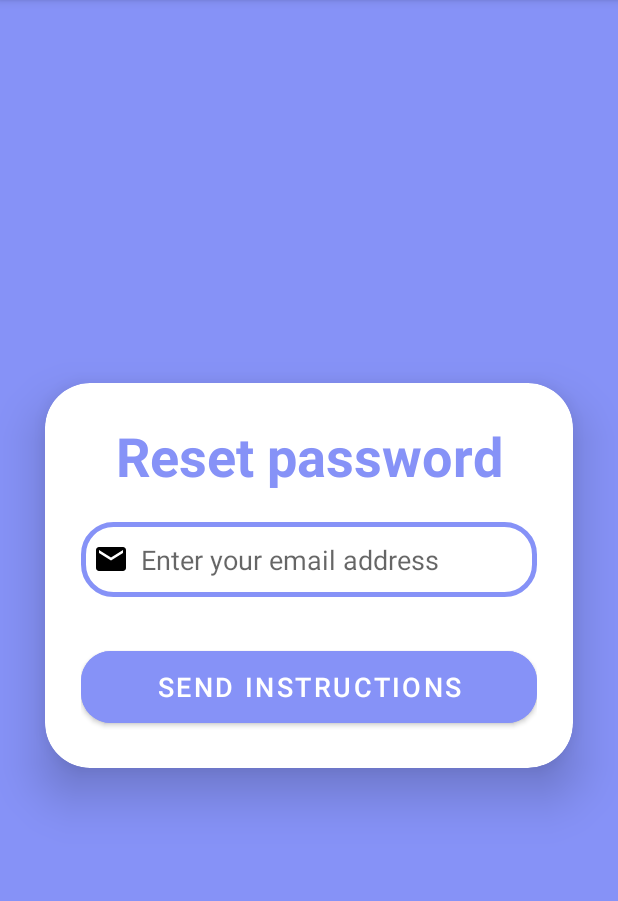
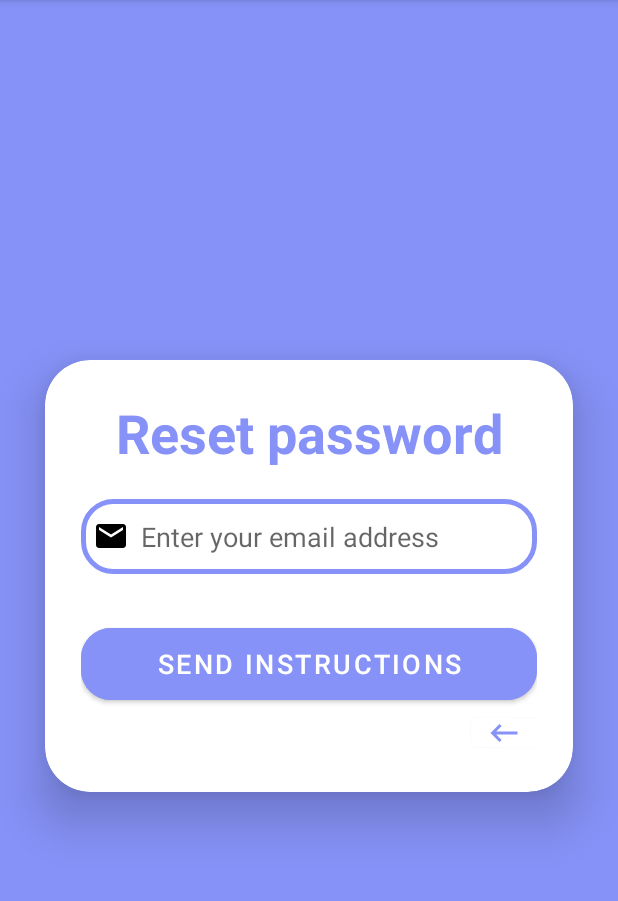
Before and after one commit to kimchi2004/java_android, an Android app: the CheckEmailActivity screen opened directly, with no data from a screen before it, on a phone screen of 412 x 824 dp, the part 84-985 px from its top. Run offline under Robolectric (Android 15) with nearby library versions, the phone set to English and light mode, and no system bars.

Commit message:
backBtn-Check Email layout

```diff
--- a/app/src/main/java/com/example/javademo/authentication/resetpassword/CheckEmailActivity.java
+++ b/app/src/main/java/com/example/javademo/authentication/resetpassword/CheckEmailActivity.java
@@ -7,14 +7,17 @@ import android.view.View;
 import android.widget.Button;
 import android.widget.EditText;
 import android.widget.Toast;
+
 import androidx.appcompat.app.AppCompatActivity;
 
 import com.example.javademo.R;
+import com.example.javademo.authentication.login.LoginActivity;
 
 public class CheckEmailActivity extends AppCompatActivity {
 
     EditText email;
     Button sendinstructionsButton;
+    Button backBtn;
 
     @Override
     protected void onCreate(Bundle savedInstanceState) {
@@ -22,6 +25,7 @@ public class CheckEmailActivity extends AppCompatActivity {
         setContentView(R.layout.checkemail_to_resetpass);
 
         email = findViewById(R.id.email);
+        backBtn = findViewById(R.id.backButton);
         sendinstructionsButton = findViewById(R.id.sendinstructionsButton);
         sendinstructionsButton.setOnClickListener(new View.OnClickListener() {
             @Override
@@ -35,14 +39,13 @@ public class CheckEmailActivity extends AppCompatActivity {
                 }
             }
         });
-//        sendinstructionsButton.setOnClickListener(new View.OnClickListener() {
-//            @Override
-//            public void onClick(View view) {
-//                if (isCheckEmailValid()){
-//
-//                }
-//            }
-//        });
+        backBtn.setOnClickListener(new View.OnClickListener() {
+            @Override
+            public void onClick(View v) {
+                Intent intent = new Intent(CheckEmailActivity.this, LoginActivity.class);
+                startActivity(intent);
+            }
+        });
     }
 
     private boolean isCheckEmailValid() {
--- /dev/null
+++ b/app/src/main/res/drawable/baseline_keyboard_backspace_24.xml
@@ -0,0 +1,5 @@
+<vector android:autoMirrored="true" android:height="24dp"
+    android:tint="#000000" android:viewportHeight="24"
+    android:viewportWidth="24" android:width="24dp" xmlns:android="http://schemas.android.com/apk/res/android">
+    <path android:fillColor="@android:color/white" android:pathData="M21,11H6.83l3.58,-3.59L9,6l-6,6 6,6 1.41,-1.41L6.83,13H21z"/>
+</vector>
--- a/app/src/main/res/layout/checkemail_to_resetpass.xml
+++ b/app/src/main/res/layout/checkemail_to_resetpass.xml
@@ -1,7 +1,13 @@
 <?xml version="1.0" encoding="utf-8"?>
-<LinearLayout xmlns:android="http://schemas.android.com/apk/res/android"
+<androidx.coordinatorlayout.widget.CoordinatorLayout xmlns:android="http://schemas.android.com/apk/res/android"
+    xmlns:tools="http://schemas.android.com/tools"
     xmlns:app="http://schemas.android.com/apk/res-auto"
-    xmlns:tools="http://schemas.android.com/tools"
+
+
+    android:layout_width="match_parent"
+    android:layout_height="match_parent">
+
+    <LinearLayout
         android:layout_width="match_parent"
         android:layout_height="match_parent"
         android:background="@color/purple"
@@ -47,25 +53,31 @@
                     android:hint="Enter your email address"
                     android:padding="8dp"
                     android:textColor="@color/black"
-                android:textColorHighlight="@color/cardview_dark_background"/>
-
-            <LinearLayout
-                android:layout_width="match_parent"
-                android:layout_height="wrap_content"
-                android:layout_gravity="center_horizontal"
-                android:orientation="vertical">
+                    android:textColorHighlight="@color/cardview_dark_background" />
 
                 <Button
                     android:id="@+id/sendinstructionsButton"
                     android:layout_width="match_parent"
+                    android:layout_height="60dp"
                     android:layout_marginTop="30dp"
-                    android:layout_height="60dp"
                     android:backgroundTint="@color/purple"
                     android:text="Send instructions"
                     android:textSize="18sp"
                     app:cornerRadius="20dp" />
 
-            </LinearLayout>
+                <Button
+                    android:id="@+id/backButton"
+                    android:layout_width="50dp"
+                    android:layout_height="31dp"
+                    android:layout_marginLeft="260dp"
+                    android:backgroundTint="@color/white"
+                    android:drawableRight="@drawable/baseline_keyboard_backspace_24"
+                    android:textAlignment="center"
+                    android:textColor="@color/black"
+                    android:textSize="10sp"
+                    android:text="  "
+                    android:outlineSpotShadowColor="@color/transpaper"
+                    android:drawableTint="@color/purple"/>
 
             </LinearLayout>
 
@@ -73,3 +85,6 @@
         </androidx.cardview.widget.CardView>
 
     </LinearLayout>
+
+
+</androidx.coordinatorlayout.widget.CoordinatorLayout>
```
Also changed, not shown: 1 other file. Lines whose indentation alone changed are shown as unchanged.
